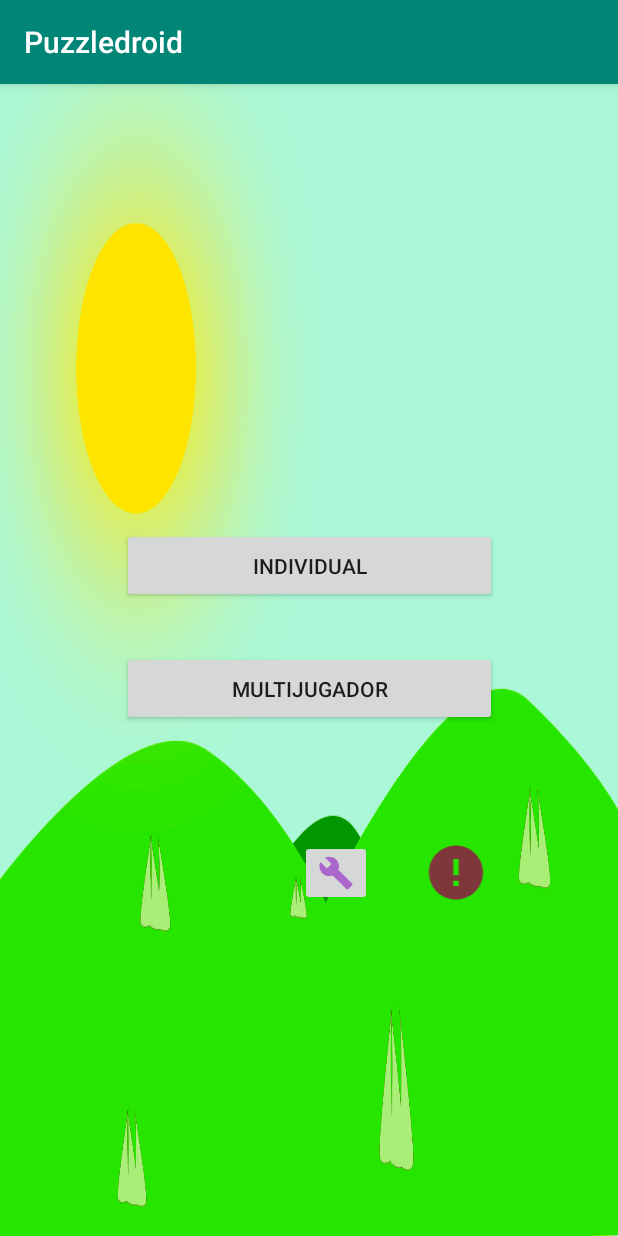
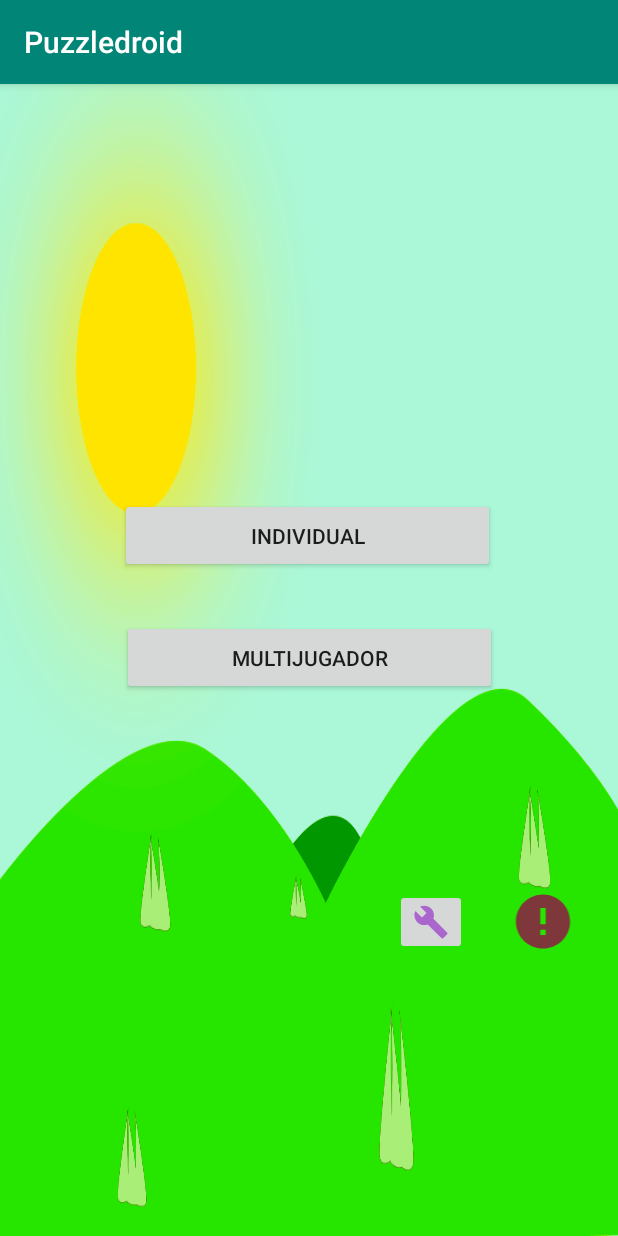
Before and after one commit to adriaqf/Puzzledroid_v1, an Android app: the screen it shows after launch (MainActivity), on a phone screen of 412 x 824 dp. Run offline under Robolectric (Android 15) with nearby library versions, the phone set to English and light mode, and no system bars.

Commit message:
ScreenOrientation on Portrait mode and RelativeLayout active

```diff
--- a/app/src/main/AndroidManifest.xml
+++ b/app/src/main/AndroidManifest.xml
@@ -9,7 +9,8 @@
         android:roundIcon="@mipmap/ic_launcher_round"
         android:supportsRtl="true"
         android:theme="@style/AppTheme">
-        <activity android:name=".MainActivity">
+        <activity android:name=".MainActivity"
+            android:screenOrientation="portrait">
             <intent-filter>
                 <action android:name="android.intent.action.MAIN" />
 
--- a/app/src/main/res/layout/activity_main.xml
+++ b/app/src/main/res/layout/activity_main.xml
@@ -1,5 +1,5 @@
 <?xml version="1.0" encoding="utf-8"?>
-<androidx.constraintlayout.widget.ConstraintLayout xmlns:android="http://schemas.android.com/apk/res/android"
+<RelativeLayout xmlns:android="http://schemas.android.com/apk/res/android"
     xmlns:app="http://schemas.android.com/apk/res-auto"
     xmlns:tools="http://schemas.android.com/tools"
     android:layout_width="match_parent"
@@ -13,7 +13,12 @@
         android:id="@+id/b_single"
         android:layout_width="250dp"
         android:layout_height="50dp"
-        android:layout_marginTop="296dp"
+        android:layout_alignParentStart="true"
+        android:layout_alignParentLeft="true"
+        android:layout_alignParentTop="true"
+        android:layout_marginStart="80dp"
+        android:layout_marginLeft="80dp"
+        android:layout_marginTop="276dp"
         android:text="Individual"
         app:layout_constraintEnd_toEndOf="parent"
         app:layout_constraintHorizontal_bias="0.503"
@@ -24,7 +29,12 @@
         android:id="@+id/b_multi"
         android:layout_width="250dp"
         android:layout_height="50dp"
-        android:layout_marginTop="32dp"
+        android:layout_below="@+id/b_single"
+        android:layout_alignParentStart="true"
+        android:layout_alignParentLeft="true"
+        android:layout_marginStart="81dp"
+        android:layout_marginLeft="81dp"
+        android:layout_marginTop="31dp"
         android:text="Multijugador"
         app:layout_constraintEnd_toEndOf="parent"
         app:layout_constraintStart_toStartOf="parent"
@@ -34,7 +44,12 @@
         android:id="@+id/imageButton5"
         android:layout_width="wrap_content"
         android:layout_height="wrap_content"
-        android:layout_marginTop="76dp"
+        android:layout_below="@+id/b_multi"
+        android:layout_marginTop="129dp"
+        android:layout_marginEnd="2dp"
+        android:layout_marginRight="2dp"
+        android:layout_toStartOf="@+id/imageView1"
+        android:layout_toLeftOf="@+id/imageView1"
         android:src="@drawable/ic_build_black_24dp"
         android:tint="@android:color/holo_purple"
         app:layout_constraintEnd_toEndOf="parent"
@@ -46,13 +61,18 @@
         android:id="@+id/imageView1"
         android:layout_width="49dp"
         android:layout_height="43dp"
+        android:layout_below="@+id/b_multi"
+        android:layout_alignParentEnd="true"
+        android:layout_alignParentRight="true"
         android:layout_marginStart="24dp"
         android:layout_marginLeft="24dp"
-        android:layout_marginTop="76dp"
+        android:layout_marginTop="129dp"
+        android:layout_marginEnd="25dp"
+        android:layout_marginRight="25dp"
         android:src="@drawable/ic_error_black_24dp"
         app:layout_constraintEnd_toEndOf="parent"
         app:layout_constraintHorizontal_bias="0.084"
         app:layout_constraintStart_toEndOf="@+id/imageButton5"
         app:layout_constraintTop_toBottomOf="@+id/b_multi" />
 
-</androidx.constraintlayout.widget.ConstraintLayout>
+</RelativeLayout>
```
